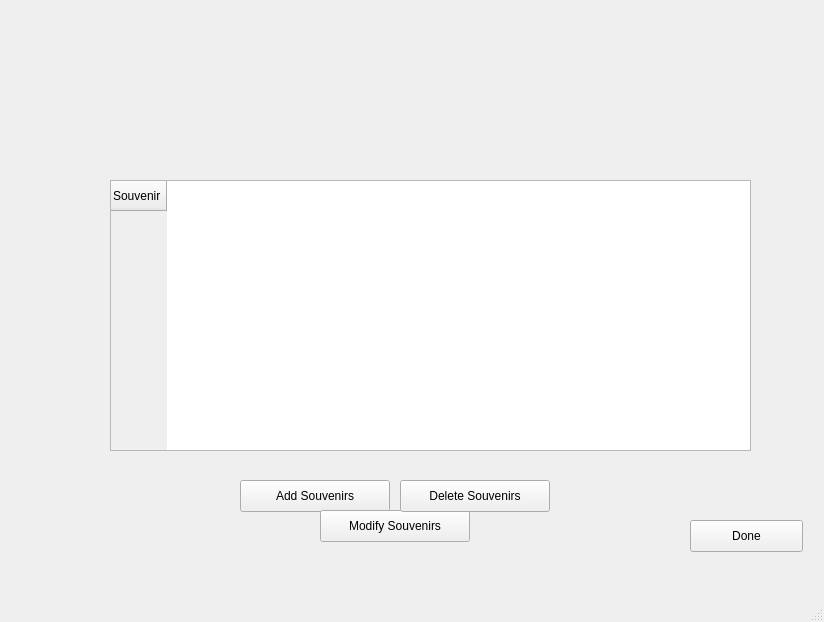
The window that CS8project2/mainwindow.ui (pradakev/CS8GroupProject2) describes before a commit, drawn with Qt 5.
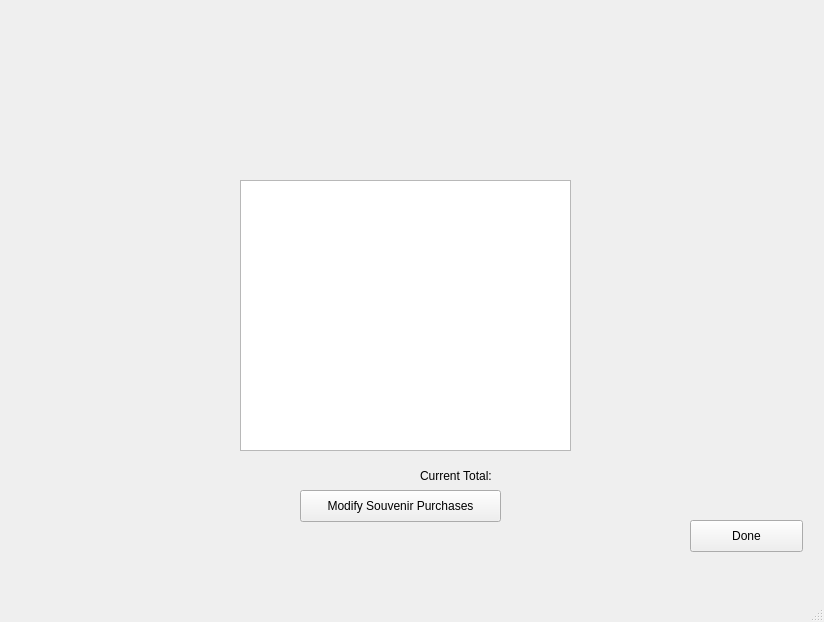
The same window after the commit. The open tabs and pages were chosen to show the change. Icons and pictures are not drawn.

Patch:
```diff
--- a/CS8project2/mainwindow.ui
+++ b/CS8project2/mainwindow.ui
@@ -943,9 +943,9 @@
      <widget class="QLabel" name="souvenirsLogo">
       <property name="geometry">
        <rect>
-        <x>250</x>
-        <y>10</y>
-        <width>301</width>
+        <x>260</x>
+        <y>30</y>
+        <width>271</width>
         <height>141</height>
        </rect>
       </property>
@@ -969,56 +969,38 @@
      <widget class="QPushButton" name="pushButton_5">
       <property name="geometry">
        <rect>
+        <x>290</x>
+        <y>490</y>
+        <width>201</width>
+        <height>32</height>
+       </rect>
+      </property>
+      <property name="text">
+       <string>Modify Souvenir Purchases</string>
+      </property>
+     </widget>
+     <widget class="QLabel" name="currentTotal">
+      <property name="geometry">
+       <rect>
+        <x>410</x>
+        <y>460</y>
+        <width>141</width>
+        <height>31</height>
+       </rect>
+      </property>
+      <property name="text">
+       <string>Current Total:</string>
+      </property>
+     </widget>
+     <widget class="QTextBrowser" name="textBrowser_trackS">
+      <property name="geometry">
+       <rect>
         <x>230</x>
-        <y>480</y>
-        <width>150</width>
-        <height>32</height>
-       </rect>
-      </property>
-      <property name="text">
-       <string>Add Souvenirs</string>
-      </property>
-     </widget>
-     <widget class="QPushButton" name="pushButton_6">
-      <property name="geometry">
-       <rect>
-        <x>310</x>
-        <y>510</y>
-        <width>150</width>
-        <height>32</height>
-       </rect>
-      </property>
-      <property name="text">
-       <string>Modify Souvenirs</string>
-      </property>
-     </widget>
-     <widget class="QPushButton" name="pushButton_7">
-      <property name="geometry">
-       <rect>
-        <x>390</x>
-        <y>480</y>
-        <width>150</width>
-        <height>32</height>
-       </rect>
-      </property>
-      <property name="text">
-       <string>Delete Souvenirs</string>
-      </property>
-     </widget>
-     <widget class="QTableWidget" name="tableWidget">
-      <property name="geometry">
-       <rect>
-        <x>100</x>
         <y>180</y>
-        <width>641</width>
+        <width>331</width>
         <height>271</height>
        </rect>
       </property>
-      <row>
-       <property name="text">
-        <string>Souvenir</string>
-       </property>
-      </row>
      </widget>
     </widget>
     <widget class="QWidget" name="adminWelcomePg">
```
Left out of the diff: 83 changed lines with no effect on the pictures.
